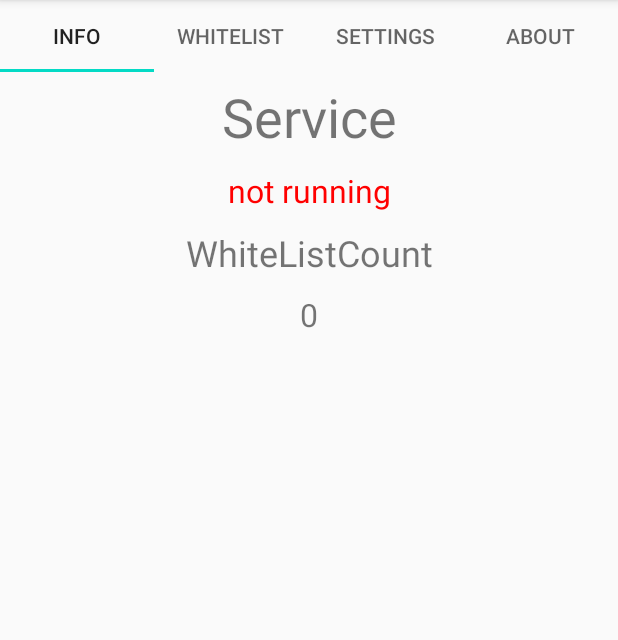
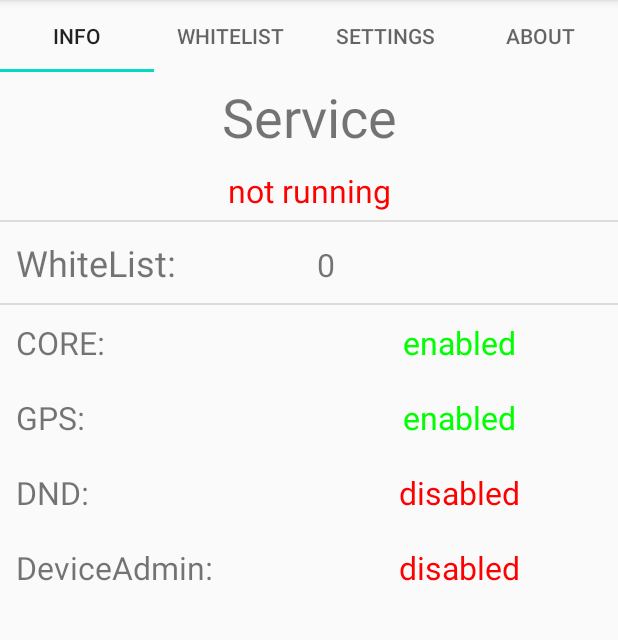
Before and after one commit to xfarrow/FindMyDevice, an Android app: the MainActivity screen opened directly, with no data from a screen before it, on a phone screen of 412 x 824 dp, the part 84-724 px from its top. Run offline under Robolectric (Android 15) with nearby library versions, the phone set to English and light mode, and no system bars.

Commit message:
Added informations about the acitvated functionalities in the info area on the mainscreen.

```diff
--- a/app/src/main/java/de/nulide/findmydevice/MainActivity.java
+++ b/app/src/main/java/de/nulide/findmydevice/MainActivity.java
@@ -44,6 +44,10 @@ public class MainActivity extends AppCompatActivity implements View.OnClickListe
 
     private TextView textViewRunningService;
     private TextView textViewWhiteListCount;
+    private TextView textViewCORE;
+    private TextView textViewGPS;
+    private TextView textViewDND;
+    private TextView textViewDeviceAdmin;
 
 
     private ListView listWhiteList;
@@ -67,7 +71,8 @@ public class MainActivity extends AppCompatActivity implements View.OnClickListe
         IO.context = this;
         whiteList = IO.read(WhiteList.class, IO.whiteListFileName);
         settings = IO.read(Settings.class, IO.settingsFileName);
-        if(!settings.isIntroductionPassed() || (!Permission.checkSMSPermission(this) && !Permission.checkContactsPermission(this))){
+        Permission.initValues(this);
+        if(!settings.isIntroductionPassed() || !Permission.CORE){
             Intent introductionIntent = new Intent(this, IntroductionActivity.class);
             startActivity(introductionIntent);
         }
@@ -99,6 +104,11 @@ public class MainActivity extends AppCompatActivity implements View.OnClickListe
         editTextLockScreenMessage = findViewById(R.id.editTextTextLockScreenMessage);
         editTextPin = findViewById(R.id.editTextPin);
         editTextFmdCommand = findViewById(R.id.editTextFmdCommand);
+
+        textViewCORE = findViewById(R.id.textViewCORE);
+        textViewGPS = findViewById(R.id.textViewGPS);
+        textViewDND = findViewById(R.id.textViewDND);
+        textViewDeviceAdmin = findViewById(R.id.textViewDeviceAdmin);
     }
 
     public void updateViews() {
@@ -123,6 +133,36 @@ public class MainActivity extends AppCompatActivity implements View.OnClickListe
         editTextPin.addTextChangedListener(this);
         editTextFmdCommand.setText(settings.getFmdCommand());
         editTextFmdCommand.addTextChangedListener(this);
+
+        if(Permission.CORE){
+            textViewCORE.setText("enabled");
+            textViewCORE.setTextColor(Color.GREEN);
+        }else{
+            textViewCORE.setText("disabled");
+            textViewCORE.setTextColor(Color.RED);
+        }
+        if(Permission.GPS){
+            textViewGPS.setText("enabled");
+            textViewGPS.setTextColor(Color.GREEN);
+        }else{
+            textViewGPS.setText("disabled");
+            textViewGPS.setTextColor(Color.RED);
+        }
+        if(Permission.DND){
+            textViewDND.setText("enabled");
+            textViewDND.setTextColor(Color.GREEN);
+        }else{
+            textViewDND.setText("disabled");
+            textViewDND.setTextColor(Color.RED);
+        }
+        if(Permission.DEVICE_ADMIN){
+            textViewDeviceAdmin.setText("enabled");
+            textViewDeviceAdmin.setTextColor(Color.GREEN);
+        }else{
+            textViewDeviceAdmin.setText("disabled");
+            textViewDeviceAdmin.setTextColor(Color.RED);
+        }
+
     }
 
     @Override
@@ -135,8 +175,9 @@ public class MainActivity extends AppCompatActivity implements View.OnClickListe
     @Override
     protected void onResume() {
         super.onResume();
+        Permission.initValues(this);
         settings = IO.read(Settings.class, IO.settingsFileName);
-        if(!settings.isIntroductionPassed() || (!Permission.checkSMSPermission(this) && !Permission.checkContactsPermission(this))){
+        if(!settings.isIntroductionPassed() || !Permission.CORE){
             Intent introductionIntent = new Intent(this, IntroductionActivity.class);
             startActivity(introductionIntent);
         }
--- a/app/src/main/java/de/nulide/findmydevice/utils/MessageHandler.java
+++ b/app/src/main/java/de/nulide/findmydevice/utils/MessageHandler.java
@@ -1,24 +1,12 @@
 package de.nulide.findmydevice.utils;
 
-import android.annotation.SuppressLint;
-import android.app.Notification;
-import android.app.NotificationChannel;
-import android.app.NotificationManager;
 import android.app.admin.DevicePolicyManager;
 import android.content.Context;
 import android.content.Intent;
 import android.net.wifi.ScanResult;
-import android.os.Build;
 import android.os.Bundle;
-import android.util.Log;
-
-import androidx.core.app.NotificationCompat;
-import androidx.core.app.NotificationManagerCompat;
-
-import java.util.concurrent.locks.Lock;
 
 import de.nulide.findmydevice.LockScreenMessage;
-import de.nulide.findmydevice.R;
 import de.nulide.findmydevice.data.Settings;
 import de.nulide.findmydevice.data.io.IO;
 
@@ -29,19 +17,19 @@ public class MessageHandler {
         Settings settings = IO.read(Settings.class, IO.settingsFileName);
         String originalMsg = msg;
         msg = msg.toLowerCase();
-        StringBuilder replyBuilder = new StringBuilder("");
-        if (msg.startsWith(settings.getFmdCommand() + " where are you")) {
+        StringBuilder replyBuilder = new StringBuilder();
+        if (msg.startsWith(settings.getFmdCommand() + " where are you") && Permission.GPS) {
             replyBuilder.append("will be send as soon as possible.");
             GPS gps = new GPS(context, sender);
             gps.sendGSMCellLocation();
         } else if (msg.startsWith(settings.getFmdCommand() + " ring")) {
             replyBuilder.append("rings");
-            if(msg.contains("long")){
+            if (msg.contains("long")) {
                 Ringer.ring(context, 180);
-            }else{
+            } else {
                 Ringer.ring(context, 15);
             }
-        } else if (msg.startsWith(settings.getFmdCommand() + " lock")) {
+        } else if (msg.startsWith(settings.getFmdCommand() + " lock") && Permission.DEVICE_ADMIN) {
             DevicePolicyManager devicePolicyManager = (DevicePolicyManager) context.getSystemService(Context.DEVICE_POLICY_SERVICE);
             devicePolicyManager.lockNow();
             Intent lockScreenMessage = new Intent(context, LockScreenMessage.class);
@@ -50,15 +38,15 @@ public class MessageHandler {
             lockScreenMessage.putExtra(LockScreenMessage.SENDER, sender);
             context.startActivity(lockScreenMessage);
             replyBuilder.append("locked");
-        }else if(msg.startsWith(settings.getFmdCommand() + " stats")){
+        } else if (msg.startsWith(settings.getFmdCommand() + " stats")) {
             replyBuilder.append("WiFi-Stats:\nIP: ").append(WiFi.getWifiIP(context)).append("\nAvailable Wifi-Networks:\n");
-            for(ScanResult sr : WiFi.getWifiNetworks(context)){
+            for (ScanResult sr : WiFi.getWifiNetworks(context)) {
                 replyBuilder.append(sr.SSID).append("\n");
             }
-        } else if (msg.startsWith(settings.getFmdCommand() + " delete")) {
-            if(settings.isWipeEnabled()) {
+        } else if (msg.startsWith(settings.getFmdCommand() + " delete") && Permission.DEVICE_ADMIN) {
+            if (settings.isWipeEnabled()) {
                 DevicePolicyManager devicePolicyManager = (DevicePolicyManager) context.getSystemService(Context.DEVICE_POLICY_SERVICE);
-                if(msg.length() > settings.getFmdCommand().length() + 8) {
+                if (msg.length() > settings.getFmdCommand().length() + 8) {
                     String pin = originalMsg.substring(settings.getFmdCommand().length() + 8, msg.length());
                     if (pin.equals(settings.getPin())) {
                         devicePolicyManager.wipeData(0);
@@ -66,20 +54,25 @@ public class MessageHandler {
                     } else {
                         replyBuilder.append("False Pin!");
                     }
-                }else{
+                } else {
                     replyBuilder.append("Syntax: ").append(settings.getFmdCommand()).append(" delete [pin]");
                 }
             }
         } else if (msg.equals(settings.getFmdCommand())) {
-            replyBuilder.append("FindMyDevice Commands:\n")
-                    .append(settings.getFmdCommand()).append(" where are you - sends the current location\n")
-                    .append(settings.getFmdCommand()).append(" ring - lets the phone ring\n")
-                    .append(settings.getFmdCommand()).append(" lock - locks the phone\n")
-                    .append(settings.getFmdCommand()).append(" stats - sends device informations");
-            if(settings.isWipeEnabled()){
+            replyBuilder.append("FindMyDevice Commands:\n");
+            if (Permission.GPS) {
+                replyBuilder.append(settings.getFmdCommand()).append(" where are you - sends the current location\n");
+            }
+            replyBuilder.append(settings.getFmdCommand()).append(" ring - lets the phone ring\n");
+            if (Permission.DEVICE_ADMIN) {
+                replyBuilder.append(settings.getFmdCommand()).append(" lock - locks the phone\n");
+            }
+            replyBuilder.append(settings.getFmdCommand()).append(" stats - sends device informations");
+            if (settings.isWipeEnabled()) {
                 replyBuilder.append("\n").append(settings.getFmdCommand()).append(" delete - resets the phone");
             }
         }
+
         String reply = replyBuilder.toString();
         if (!reply.isEmpty()) {
             SMS.sendMessage(sender, reply);
--- a/app/src/main/res/layout/main_info_layout.xml
+++ b/app/src/main/res/layout/main_info_layout.xml
@@ -28,11 +28,22 @@
             android:layout_margin="5dp"
             android:textSize="21sp" />
 
+        <View
+            android:layout_width="match_parent"
+            android:layout_height="1dp"
+            android:background="?android:attr/listDivider" />
+
+    <LinearLayout
+        android:layout_width="match_parent"
+        android:layout_height="wrap_content"
+        android:layout_margin="5dp"
+        android:orientation="horizontal">
+
         <TextView
             android:layout_width="match_parent"
             android:layout_height="wrap_content"
-            android:gravity="center_horizontal"
-            android:text="WhiteListCount"
+            android:layout_weight="0.5"
+            android:text="WhiteList:"
             android:layout_margin="5dp"
             android:textSize="24sp" />
 
@@ -40,10 +51,122 @@
             android:id="@+id/textViewWhiteListCount"
             android:layout_width="match_parent"
             android:layout_height="wrap_content"
-            android:gravity="center_horizontal"
+            android:layout_weight="0.5"
             android:text="0"
             android:layout_margin="5dp"
             android:textSize="21sp" />
 
     </LinearLayout>
+
+
+        <View
+            android:layout_width="match_parent"
+            android:layout_height="1dp"
+            android:background="?android:attr/listDivider" />
+
+        <LinearLayout
+            android:layout_width="match_parent"
+            android:layout_height="wrap_content"
+            android:layout_margin="5dp"
+            android:orientation="horizontal">
+
+            <TextView
+                android:layout_width="match_parent"
+                android:layout_height="wrap_content"
+                android:layout_weight="0.5"
+                android:text="CORE:"
+                android:layout_margin="5dp"
+                android:textSize="21sp" />
+
+            <TextView
+                android:id="@+id/textViewCORE"
+                android:layout_width="match_parent"
+                android:layout_height="wrap_content"
+                android:layout_weight="0.5"
+                android:gravity="center_horizontal"
+                android:text="disabled"
+                android:layout_margin="5dp"
+                android:textSize="21sp" />
+
+        </LinearLayout>
+
+        <LinearLayout
+            android:layout_width="match_parent"
+            android:layout_height="wrap_content"
+            android:layout_margin="5dp"
+            android:orientation="horizontal">
+
+            <TextView
+                android:layout_width="match_parent"
+                android:layout_height="wrap_content"
+                android:layout_weight="0.5"
+                android:text="GPS:"
+                android:layout_margin="5dp"
+                android:textSize="21sp" />
+
+            <TextView
+                android:id="@+id/textViewGPS"
+                android:layout_width="match_parent"
+                android:layout_height="wrap_content"
+                android:layout_weight="0.5"
+                android:gravity="center_horizontal"
+                android:text="disabled"
+                android:layout_margin="5dp"
+                android:textSize="21sp" />
+
+        </LinearLayout>
+
+        <LinearLayout
+            android:layout_width="match_parent"
+            android:layout_height="wrap_content"
+            android:layout_margin="5dp"
+            android:orientation="horizontal">
+
+            <TextView
+                android:layout_width="match_parent"
+                android:layout_height="wrap_content"
+                android:layout_weight="0.5"
+                android:text="DND:"
+                android:layout_margin="5dp"
+                android:textSize="21sp" />
+
+            <TextView
+                android:id="@+id/textViewDND"
+                android:layout_width="match_parent"
+                android:layout_height="wrap_content"
+                android:layout_weight="0.5"
+                android:gravity="center_horizontal"
+                android:text="disabled"
+                android:layout_margin="5dp"
+                android:textSize="21sp" />
+
+        </LinearLayout>
+
+        <LinearLayout
+            android:layout_width="match_parent"
+            android:layout_height="wrap_content"
+            android:layout_margin="5dp"
+            android:orientation="horizontal">
+
+            <TextView
+                android:layout_width="match_parent"
+                android:layout_height="wrap_content"
+                android:layout_weight="0.5"
+                android:text="DeviceAdmin:"
+                android:layout_margin="5dp"
+                android:textSize="21sp" />
+
+            <TextView
+                android:id="@+id/textViewDeviceAdmin"
+                android:layout_width="match_parent"
+                android:layout_height="wrap_content"
+                android:layout_weight="0.5"
+                android:gravity="center_horizontal"
+                android:text="disabled"
+                android:layout_margin="5dp"
+                android:textSize="21sp" />
+
+        </LinearLayout>
+
+    </LinearLayout>
 </androidx.constraintlayout.widget.ConstraintLayout>
--- a/app/src/main/res/layout/main_settings_layout.xml
+++ b/app/src/main/res/layout/main_settings_layout.xml
@@ -38,7 +38,7 @@
                 android:layout_height="wrap_content"
                 android:ems="10"
                 android:inputType="textPassword"
-            android:padding="2mm"
+                android:padding="2mm"
                 android:text="" />
 
             <View
```
